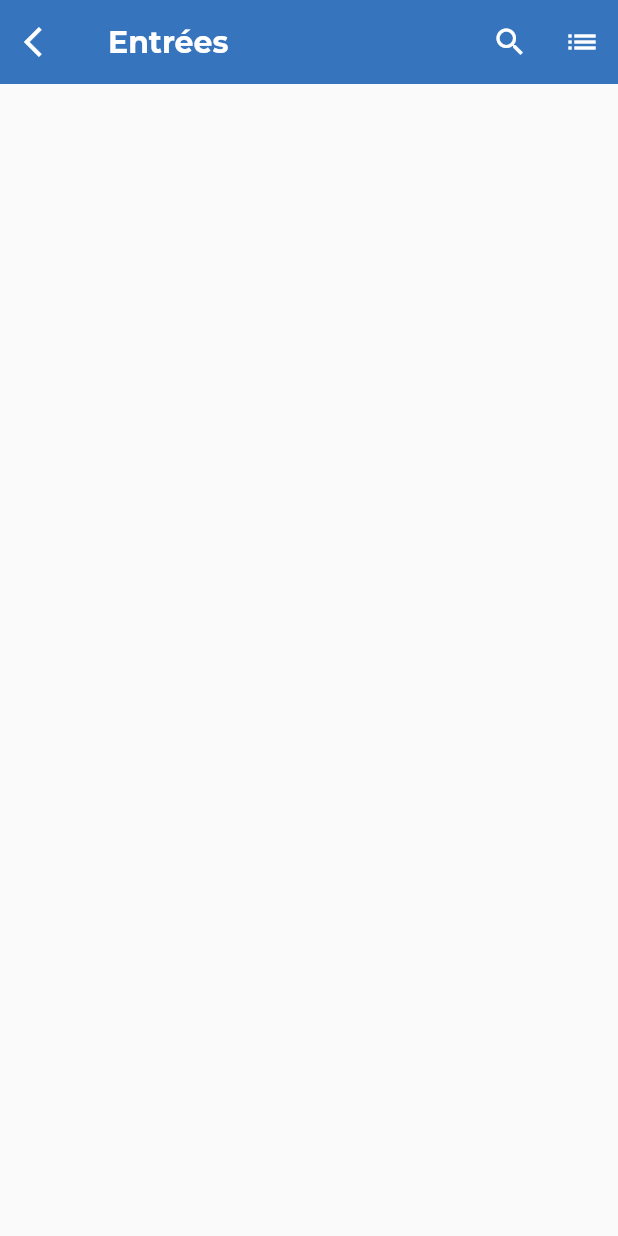
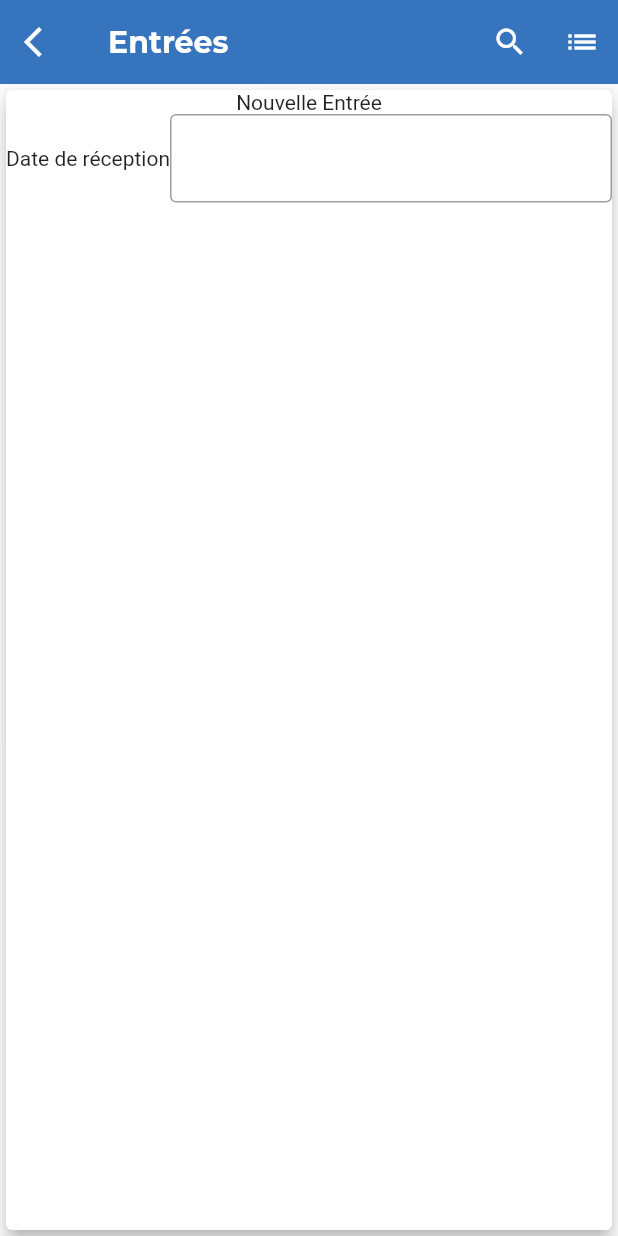
Before and after one commit to savykevin100/gerestock, a Flutter app: the FicheEntrees screen opened by its route, on a phone screen of 412 x 824 dp. Run offline on Flutter 3.47's test engine with Material 2 defaults, Android fonts, the phone set to English and light mode, and no system bars; our stand-ins replace auto_size_text, flutter_datetime_picker, im_stepper; project files that could hold a hidden picture were left out.

```diff
--- a/lib/pages/abonnement.dart
+++ b/lib/pages/abonnement.dart
@@ -21,7 +21,7 @@ class _AbonnementState extends State<Abonnement> {
   @override
   Widget build(BuildContext context) {
     return Scaffold(
-      appBar: appBar("Abonnement"),
+      appBar: appBar(context,"Abonnement"),
       body: ListView(
         children: [
           SizedBox(height: longueurPerCent(20, context),),
--- a/lib/pages/clients/clientDetail.dart
+++ b/lib/pages/clients/clientDetail.dart
@@ -17,7 +17,7 @@ class _ClientDetailState extends State<ClientDetail> {
   @override
   Widget build(BuildContext context) {
     return Scaffold(
-      appBar: appBar("Profil"),
+      appBar: appBar(context,"Profil"),
       body: ListView(
         children: [
           SizedBox(height: longueurPerCent(50, context),),
--- a/lib/pages/clients/clients.dart
+++ b/lib/pages/clients/clients.dart
@@ -1,4 +1,3 @@
-import 'package:dropdown_search/dropdown_search.dart';
 import 'package:flutter/cupertino.dart';
 import 'package:flutter/material.dart';
 import 'package:gerestock/constantes/appBar.dart';
--- a/lib/pages/fournisseurs/fournisseurDetails.dart
+++ b/lib/pages/fournisseurs/fournisseurDetails.dart
@@ -17,7 +17,7 @@ class _FournisseurDetailState extends State<FournisseurDetail> {
   @override
   Widget build(BuildContext context) {
     return Scaffold(
-      appBar: appBar("Profil"),
+      appBar: appBar(context,"Profil"),
       body: ListView(
         children: [
           SizedBox(height: longueurPerCent(50, context),),
--- a/lib/pages/mouvementsDeStock/ficheEntrees.dart
+++ b/lib/pages/mouvementsDeStock/ficheEntrees.dart
@@ -10,6 +10,29 @@ class _FicheEntreesState extends State<FicheEntrees> {
   Widget build(BuildContext context) {
     return Scaffold(
       appBar: appBarWithSearch(context,"Entrées"),
+      body: Card(
+        elevation: 5.0,
+        child: Center(
+          child: Column(
+            children: [
+              Text("Nouvelle Entrée"),
+          Row(
+              children: <Widget>[
+                Text("Date de réception"),
+                Expanded(
+                  child:TextField(
+                    decoration: new InputDecoration(
+                        border: new OutlineInputBorder(
+                            borderSide: new BorderSide(color: Colors.teal)),
+                        ),
+                  ),
+                ),
+              ],
+            ),
+            ],
+          ),
+        ),
+      )
     );
   }
 }
```
